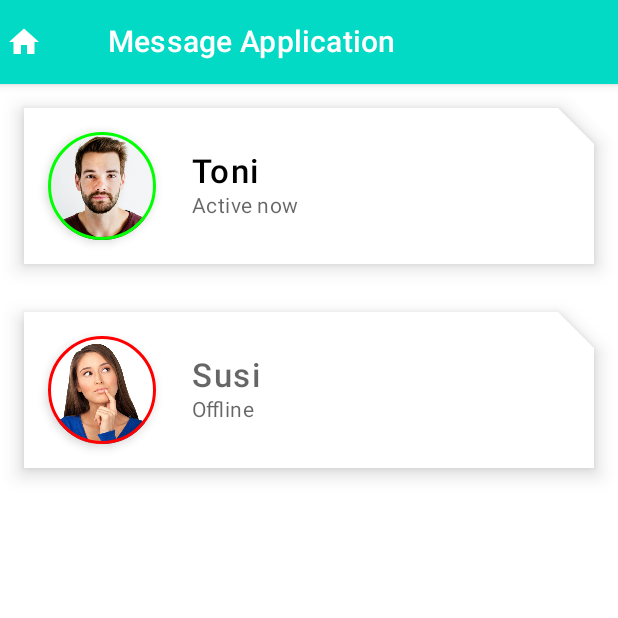
After one commit to MirzaUkas/LearnCompose, an Android app built with Jetpack Compose: the ProfileActivity screen opened directly, with no data from a screen before it, on a phone screen of 412 x 824 dp, the top half of it. The commit adds this screen. Run offline under Robolectric (Android 15) with nearby library versions, the phone set to English and light mode, and no system bars.

Commit message:
Creating and Theming Profile Card

```diff
--- a/app/src/main/AndroidManifest.xml
+++ b/app/src/main/AndroidManifest.xml
@@ -14,10 +14,15 @@
         android:theme="@style/Theme.LearnCompose"
         tools:targetApi="31">
         <activity
+            android:name=".ProfileActivity"
+            android:exported="false"
+            android:label="@string/title_activity_profile"
+            android:theme="@style/Theme.LearnCompose" />
+        <activity
             android:name=".DynamicContentActivity"
             android:exported="true"
             android:label="@string/title_activity_dynamic_content"
-            android:theme="@style/Theme.LearnCompose" >
+            android:theme="@style/Theme.LearnCompose">
             <intent-filter>
                 <action android:name="android.intent.action.MAIN" />
 
@@ -28,8 +33,7 @@
             android:name=".MainActivity"
             android:exported="true"
             android:label="@string/app_name"
-            android:theme="@style/Theme.LearnCompose"/>
-
+            android:theme="@style/Theme.LearnCompose" />
     </application>
 
 </manifest>
--- /dev/null
+++ b/app/src/main/java/mirz/study/learncompose/ProfileActivity.kt
@@ -0,0 +1,133 @@
+package mirz.study.learncompose
+
+import android.os.Bundle
+import androidx.activity.ComponentActivity
+import androidx.activity.compose.setContent
+import androidx.compose.foundation.BorderStroke
+import androidx.compose.foundation.Image
+import androidx.compose.foundation.layout.*
+import androidx.compose.foundation.shape.CircleShape
+import androidx.compose.material.*
+import androidx.compose.material.icons.Icons
+import androidx.compose.material.icons.filled.Home
+import androidx.compose.runtime.Composable
+import androidx.compose.runtime.CompositionLocalProvider
+import androidx.compose.ui.Alignment
+import androidx.compose.ui.Modifier
+import androidx.compose.ui.graphics.Color
+import androidx.compose.ui.layout.ContentScale
+import androidx.compose.ui.res.painterResource
+import androidx.compose.ui.tooling.preview.Preview
+import androidx.compose.ui.unit.dp
+import mirz.study.learncompose.ui.theme.LearnComposeTheme
+
+class ProfileActivity : ComponentActivity() {
+    override fun onCreate(savedInstanceState: Bundle?) {
+        super.onCreate(savedInstanceState)
+        setContent {
+            LearnComposeTheme {
+                // A surface container using the 'background' color from the theme
+                Surface(
+                    modifier = Modifier.fillMaxSize(),
+                    color = MaterialTheme.colors.background
+                ) {
+                    MainProfileScreen(users)
+                }
+            }
+        }
+    }
+}
+
+@Composable
+fun MainProfileScreen(users: List<UserProfile>) {
+    Scaffold(topBar = { AppBar() }) {
+        Surface(
+            modifier = Modifier.fillMaxSize(),
+            color = MaterialTheme.colors.background
+        ) {
+            Column {
+                for (user in users)
+                    ProfileCard(user)
+
+            }
+        }
+    }
+
+}
+
+@Composable
+fun AppBar() {
+    TopAppBar(
+        navigationIcon = { Icon(Icons.Default.Home, "") },
+        title = { Text("Message Application") })
+}
+
+@Composable
+fun ProfileCard(userProfile: UserProfile) {
+    Card(
+        modifier = Modifier
+            .padding(16.dp)
+            .fillMaxWidth()
+            .wrapContentHeight(align = Alignment.Top),
+        elevation = 8.dp,
+        backgroundColor = Color.White
+    ) {
+        Row(
+            modifier = Modifier.fillMaxWidth(),
+            verticalAlignment = Alignment.CenterVertically,
+            horizontalArrangement = Arrangement.Start
+        ) {
+            ProfilePicture(userProfile.drawableId, userProfile.status)
+            ProfileContent(userProfile.name, userProfile.status)
+        }
+    }
+}
+
+@Composable
+fun ProfileContent(name: String, status: Boolean) {
+    Column(
+        modifier = Modifier
+            .padding(8.dp)
+            .fillMaxWidth()
+    ) {
+        CompositionLocalProvider(LocalContentAlpha provides (if (status) 1f else ContentAlpha.medium)) {
+            Text(name, style = MaterialTheme.typography.h5)
+
+        }
+        CompositionLocalProvider(LocalContentAlpha provides (ContentAlpha.medium)) {
+            Text(
+                text = if (status) "Active now"
+                else "Offline",
+                style = MaterialTheme.typography.body2
+            )
+        }
+    }
+
+}
+
+@Composable
+fun ProfilePicture(drawableId: Int, status: Boolean) {
+    Card(
+        shape = CircleShape,
+        border = BorderStroke(width = 2.dp, color = if (status) Color.Green else Color.Red),
+        modifier = Modifier.padding(16.dp),
+        elevation = 4.dp
+    ) {
+        Image(
+            painter = painterResource(id = drawableId),
+            contentDescription = "",
+            modifier = Modifier.size(72.dp),
+            contentScale = ContentScale.Crop
+        )
+    }
+
+}
+
+
+@Preview(showBackground = true)
+@Composable
+fun DefaultPreview2() {
+    LearnComposeTheme {
+        MainProfileScreen(users)
+    }
+}
--- /dev/null
+++ b/app/src/main/java/mirz/study/learncompose/UserProfile.kt
@@ -0,0 +1,14 @@
+package mirz.study.learncompose
+
+import androidx.annotation.DrawableRes
+
+data class UserProfile(
+    val name: String,
+    val status: Boolean,
+    @DrawableRes val drawableId: Int
+)
+
+val users = arrayListOf(
+    UserProfile("Toni", true, R.drawable.profile_picture),
+    UserProfile("Susi", false, R.drawable.profile_picture_2),
+)
--- a/app/src/main/java/mirz/study/learncompose/ui/theme/Shape.kt
+++ b/app/src/main/java/mirz/study/learncompose/ui/theme/Shape.kt
@@ -1,11 +1,12 @@
 package mirz.study.learncompose.ui.theme
 
+import androidx.compose.foundation.shape.CutCornerShape
 import androidx.compose.foundation.shape.RoundedCornerShape
 import androidx.compose.material.Shapes
 import androidx.compose.ui.unit.dp
 
 val Shapes = Shapes(
     small = RoundedCornerShape(4.dp),
-    medium = RoundedCornerShape(4.dp),
+    medium = CutCornerShape(topEnd = 24.dp),
     large = RoundedCornerShape(0.dp)
 )
--- a/app/src/main/java/mirz/study/learncompose/ui/theme/Theme.kt
+++ b/app/src/main/java/mirz/study/learncompose/ui/theme/Theme.kt
@@ -7,13 +7,13 @@ import androidx.compose.material.lightColors
 import androidx.compose.runtime.Composable
 
 private val DarkColorPalette = darkColors(
-    primary = Purple200,
+    primary = Teal200,
     primaryVariant = Purple700,
     secondary = Teal200
 )
 
 private val LightColorPalette = lightColors(
-    primary = Purple500,
+    primary = Teal200,
     primaryVariant = Purple700,
     secondary = Teal200
 
--- a/app/src/main/java/mirz/study/learncompose/ui/theme/Type.kt
+++ b/app/src/main/java/mirz/study/learncompose/ui/theme/Type.kt
@@ -12,6 +12,12 @@ val Typography = Typography(
         fontFamily = FontFamily.Default,
         fontWeight = FontWeight.Normal,
         fontSize = 16.sp
+    ),
+    h5 = TextStyle(
+        fontFamily = FontFamily.Default,
+        fontWeight = FontWeight.SemiBold,
+        fontSize = 22.sp,
+        letterSpacing = 1.sp
     )
     /* Other default text styles to override
     button = TextStyle(
--- a/app/src/main/res/values/strings.xml
+++ b/app/src/main/res/values/strings.xml
@@ -1,4 +1,5 @@
 <resources>
     <string name="app_name">LearnCompose</string>
     <string name="title_activity_dynamic_content">DynamicContentActivity</string>
+    <string name="title_activity_profile">ProfileActivity</string>
 </resources>
```
Also changed, not shown: app/src/main/res/drawable-v24/profile_picture.png (added), app/src/main/res/drawable-v24/profile_picture_2.png (added).
